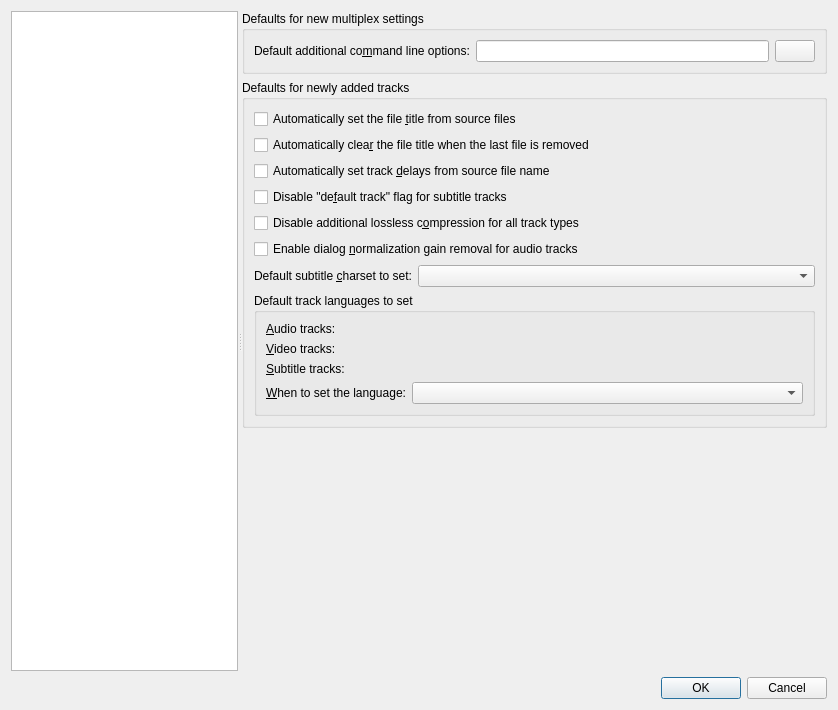
jpsdr/MKVToolnix-Windows-7, file src/mkvtoolnix-gui/forms/main_window/preferences_dialog.ui: the form before one commit.
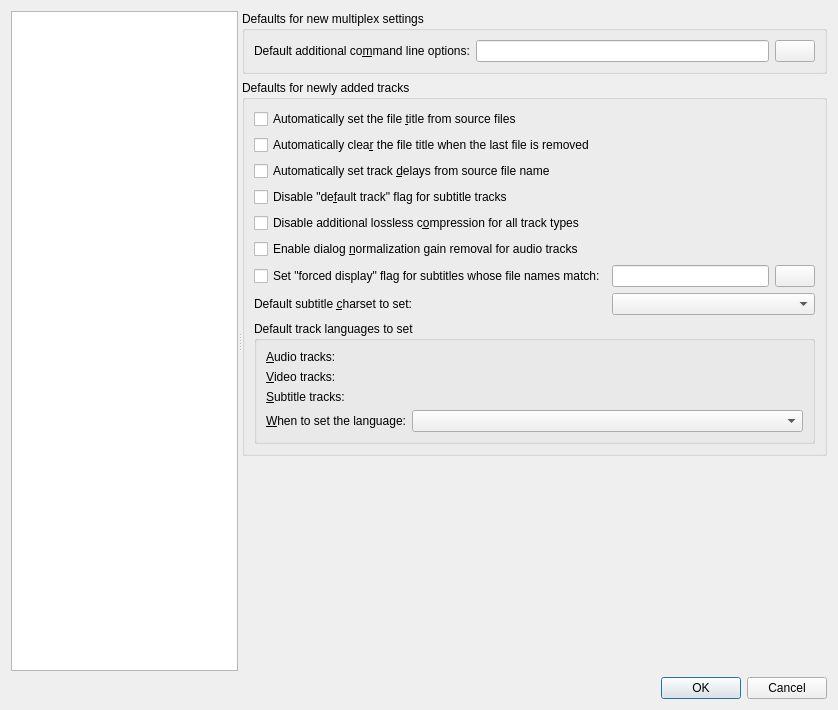
The form after the commit. The open tabs and pages were chosen to show the change. Icons and pictures are not drawn. Custom widgets are drawn as their Qt base class.

Commit message:
GUI: mux: implement deriving "forced display" flag from file names for subtitles
Implements #3586.

Patch:
```diff
--- a/src/mkvtoolnix-gui/forms/main_window/preferences_dialog.ui
+++ b/src/mkvtoolnix-gui/forms/main_window/preferences_dialog.ui
@@ -1320,8 +1320,33 @@
             </widget>
            </item>
            <item>
-            <layout class="QHBoxLayout" name="horizontalLayout">
-             <item>
+            <layout class="QGridLayout" name="gridLayout_12">
+             <item row="0" column="0">
+              <widget class="QCheckBox" name="cbMForcedDisplayFlagSubtitles">
+               <property name="text">
+                <string>Set &quot;forced display&quot; flag for subtitles whose file names match:</string>
+               </property>
+              </widget>
+             </item>
+             <item row="0" column="1">
+              <layout class="QHBoxLayout" name="horizontalLayout">
+               <item>
+                <widget class="QLineEdit" name="leMForcedDisplayFlagSubtitlesRE"/>
+               </item>
+               <item>
+                <widget class="QPushButton" name="pbMForcedDisplayFlagSubtitlesRERevert">
+                 <property name="text">
+                  <string notr="true"/>
+                 </property>
+                 <property name="icon">
+                  <iconset theme="edit-undo">
+                   <normaloff>.</normaloff>.</iconset>
+                 </property>
+                </widget>
+               </item>
+              </layout>
+             </item>
+             <item row="1" column="0">
               <widget class="QLabel" name="label_4">
                <property name="text">
                 <string>Default subtitle &amp;charset to set:</string>
@@ -1331,7 +1356,7 @@
                </property>
               </widget>
              </item>
-             <item>
+             <item row="1" column="1">
               <widget class="mtx::gui::Util::CharacterSetComboBox" name="cbMDefaultSubtitleCharset">
                <property name="sizePolicy">
                 <sizepolicy hsizetype="Expanding" vsizetype="Fixed">
```
Left out of the diff: 3 changed lines with no effect on the pictures. The commit also changes 8 other files.
